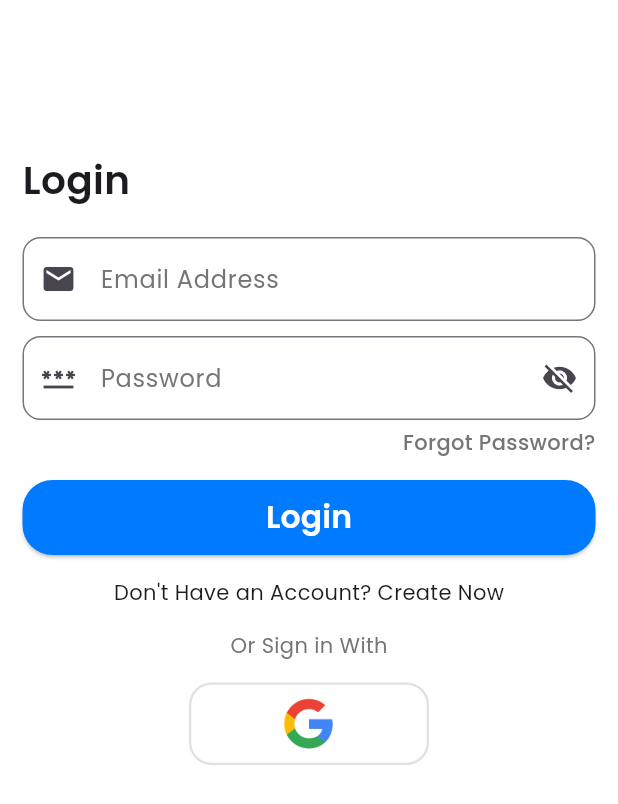
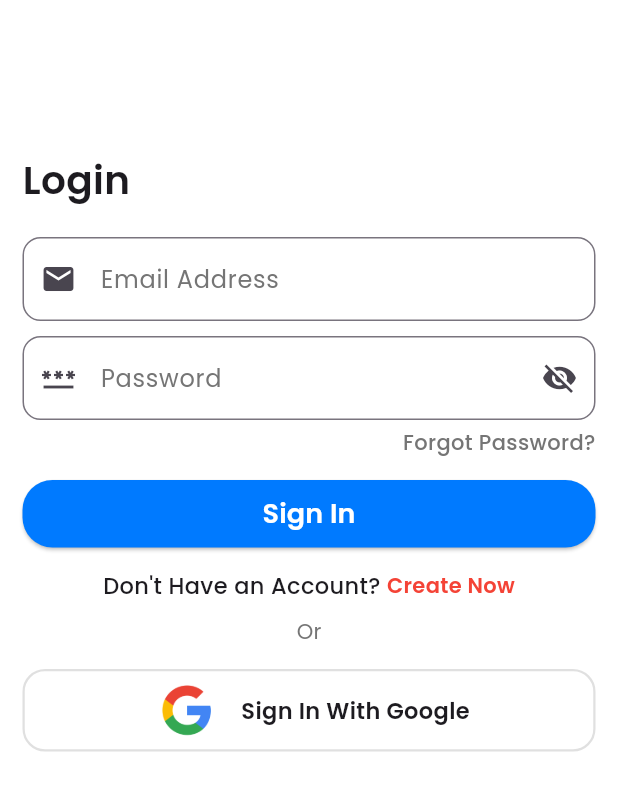
Before and after one commit to mahesh-pela/Home-Automation, a Flutter app: the screen it shows after launch, on a phone screen of 412 x 824 dp. Shown: the top 804 px of the screen. Run offline on Flutter 3.47's test engine with Material 3 defaults, Android fonts, the phone set to English and light mode, and no system bars; our stand-ins replace avatar_glow, flutter_bluetooth_serial, flutter_tts, font_awesome_flutter, google_fonts, permission_handler and 1 more; missing offline and left inert: porcupine_flutter.

Commit message:
login screen modified

```diff
--- a/lib/Screens/loginScreen.dart
+++ b/lib/Screens/loginScreen.dart
@@ -3,7 +3,6 @@ import 'package:flutter/material.dart';
 import 'package:font_awesome_flutter/font_awesome_flutter.dart';
 import 'package:google_fonts/google_fonts.dart';
 import 'package:home_automation/Screens/signupScreen.dart';
-import '../constants/textFieldDecoration.dart';
 
 class Loginscreen extends StatefulWidget {
   const Loginscreen({super.key});
@@ -17,7 +16,7 @@ class _LoginscreenState extends State<Loginscreen> {
   TextEditingController txtPassController = TextEditingController();
   var _obscureText = true;
 
-  void showHidePassword(){
+  void showHidePassword() {
     setState(() {
       _obscureText = !_obscureText;
     });
@@ -27,15 +26,25 @@ class _LoginscreenState extends State<Loginscreen> {
   Widget build(BuildContext context) {
     return Scaffold(
       backgroundColor: CupertinoColors.white,
-      appBar: AppBar(backgroundColor: CupertinoColors.white,),
+      appBar: AppBar(
+        backgroundColor: CupertinoColors.white,
+      ),
       body: Padding(
         padding: const EdgeInsets.all(15),
         child: Column(
           crossAxisAlignment: CrossAxisAlignment.start,
           children: [
-            SizedBox(height: 30,),
-            Text('Login', style: GoogleFonts.poppins(fontSize: 26, fontWeight: FontWeight.w600),),
-            SizedBox(height: 20,),
+            SizedBox(
+              height: 30,
+            ),
+            Text(
+              'Login',
+              style: GoogleFonts.poppins(
+                  fontSize: 26, fontWeight: FontWeight.w600),
+            ),
+            SizedBox(
+              height: 20,
+            ),
 
             ///---email address textfield---///
             TextField(
@@ -47,10 +56,11 @@ class _LoginscreenState extends State<Loginscreen> {
                   prefixIcon: Icon(Icons.email),
                   border: OutlineInputBorder(
                     borderRadius: BorderRadius.circular(12),
-                )
+                  )),
             ),
+            SizedBox(
+              height: 10,
             ),
-            SizedBox(height: 10,),
 
             ///---password textfield----///
             TextField(
@@ -63,66 +73,105 @@ class _LoginscreenState extends State<Loginscreen> {
                   prefixIcon: Icon(Icons.password),
                   suffixIcon: IconButton(
                       onPressed: showHidePassword,
-                    icon: Icon(_obscureText ? Icons.visibility_off : Icons.visibility)
-                  ),
+                      icon: Icon(_obscureText
+                          ? Icons.visibility_off
+                          : Icons.visibility)),
                   border: OutlineInputBorder(
                     borderRadius: BorderRadius.circular(12),
-                  )
+                  )),
             ),
+            SizedBox(
+              height: 5,
             ),
-            SizedBox(height: 5,),
 
             ///----forgot password---///
             Row(
               mainAxisAlignment: MainAxisAlignment.end,
               children: [
-                Text('Forgot Password?', style: TextStyle(color: Colors.grey.shade600, fontWeight: FontWeight.w500),)
+                Text(
+                  'Forgot Password?',
+                  style: TextStyle(
+                      color: Colors.grey.shade600, fontWeight: FontWeight.w500),
+                )
               ],
             ),
-            SizedBox(height: 15,),
+            SizedBox(
+              height: 15,
+            ),
 
             ///----Login Button-----///
             Container(
               width: double.infinity,
-              height: 50,
+              height: 45,
               child: ElevatedButton(
-                  onPressed: (){
-                  },
-                  child: Text('Login', style: TextStyle(color: CupertinoColors.white, fontSize: 21, fontWeight: FontWeight.w600),),
+                onPressed: () {},
+                child: Text(
+                  'Sign In',
+                  style: TextStyle(
+                      color: CupertinoColors.white,
+                      fontSize: 18,
+                      fontWeight: FontWeight.w600),
+                ),
                 style: ElevatedButton.styleFrom(
                     backgroundColor: CupertinoColors.activeBlue,
                     shape: RoundedRectangleBorder(
-                    borderRadius: BorderRadius.circular(20)
-                  )
+                        borderRadius: BorderRadius.circular(20))),
               ),
             ),
+            SizedBox(
+              height: 15,
             ),
-            SizedBox(height: 15,),
-
-            Center(child: Text("Don't Have an Account? Create Now")),
-            SizedBox(height: 15,),
-
-            Center(child: Text('Or Sign in With', style: TextStyle(color: Colors.grey.shade600),)),
-            SizedBox(height: 15,),
 
             Row(
               mainAxisAlignment: MainAxisAlignment.center,
               children: [
-                Container(
-                  width: 160,
+                Text("Don't Have an Account? ", style: TextStyle(fontWeight: FontWeight.w500, fontSize: 15),),
+                InkWell(
+                  onTap: (){
+                    Navigator.pushReplacement(context, MaterialPageRoute(builder: (context)=> Signupscreen()));
+                  },
+                    child: Text('Create Now', style: TextStyle(color: Colors.red, fontWeight: FontWeight.w600),)
+                )
+              ],
+            ),
+            SizedBox(height: 10,),
+
+            Center(
+                child: Text(
+              'Or',
+              style: TextStyle(color: Colors.grey.shade600),
+            )),
+            SizedBox(
+              height: 15,
+            ),
+
+            Row(
+              children: [
+                Expanded(
+                  child: Container(
+                    width: double.infinity,
                     height: 55,
                     decoration: BoxDecoration(
                       borderRadius: BorderRadius.circular(15),
-                    border: Border.all(
-                        width: 1.5,
-                        color: Colors.grey.shade300
+                      border: Border.all(width: 1.5, color: Colors.grey.shade300),
+                    ),
+
+                    child: Row(
+                      mainAxisAlignment: MainAxisAlignment.center,
+                      children: [
+                        IconButton(
+                          onPressed: () {},
+                          icon: Image.asset('assets/icons/google logo.png'),
+                        ),
+                        SizedBox(width: 10,),
+                        Text('Sign In With Google', style: TextStyle(fontSize: 15, fontWeight: FontWeight.w600),)
+                      ],
                     ),
                   ),
-                  child: IconButton(
-                    onPressed: (){},
-                    icon: Image.asset('assets/icons/google logo.png'),
                 ),
+              ],
             ),
+
 
             // Container(
             //   width: 155,
@@ -141,8 +190,6 @@ class _LoginscreenState extends State<Loginscreen> {
             //   ),
             // )
           ],
-            )
-          ],
         ),
       ),
     );
```
Lines whose indentation alone changed are shown as unchanged.
